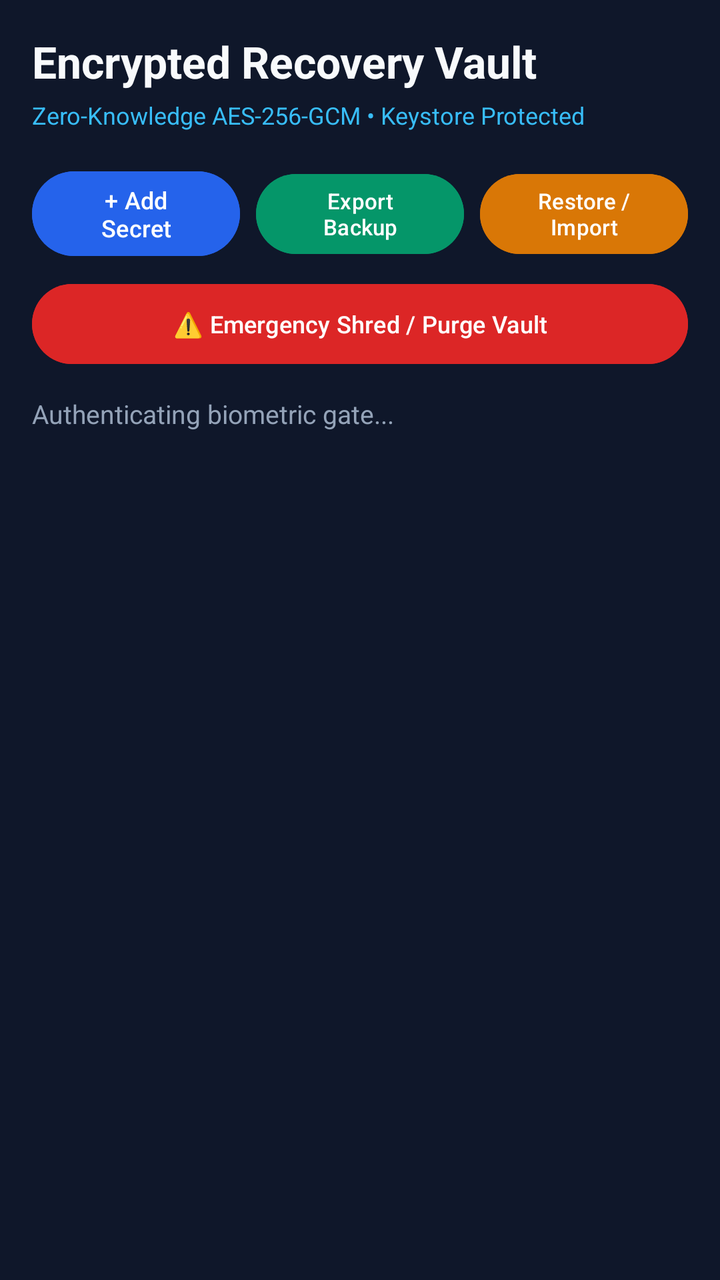
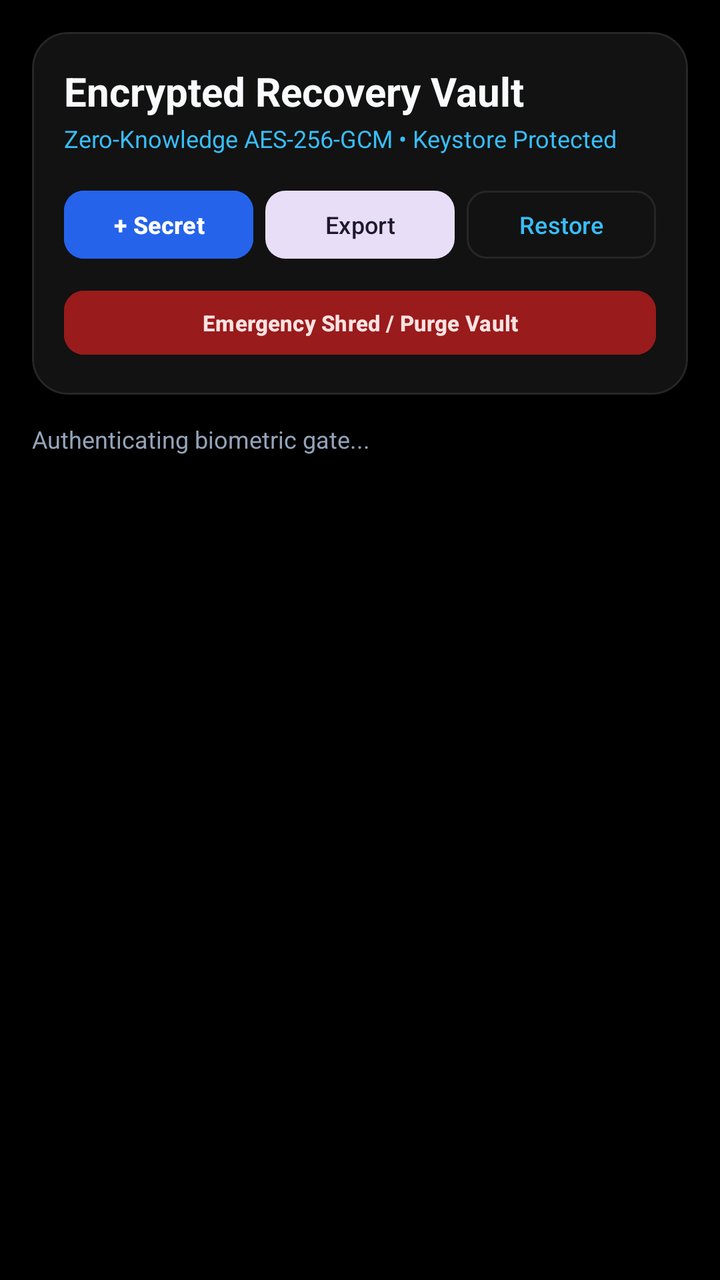

Two renders of the same Android screen: before a commit and after it. Below are the layout's source before the change and the commit's diff.
<!-- AndroidManifest.xml: application theme Theme.Admin -->
<!-- res/layout/activity_vault.xml -->
<?xml version="1.0" encoding="utf-8"?>
<LinearLayout xmlns:android="http://schemas.android.com/apk/res/android"
    android:layout_width="match_parent"
    android:layout_height="match_parent"
    android:orientation="vertical"
    android:background="#0F172A"
    android:padding="16dp">

    
    <TextView
        android:id="@+id/tvVaultTitle"
        android:layout_width="wrap_content"
        android:layout_height="wrap_content"
        android:text="Encrypted Recovery Vault"
        android:textColor="#F8FAFC"
        android:textSize="22sp"
        android:textStyle="bold" />

    <TextView
        android:id="@+id/tvVaultSubtitle"
        android:layout_width="wrap_content"
        android:layout_height="wrap_content"
        android:layout_marginTop="4dp"
        android:text="Zero-Knowledge AES-256-GCM • Keystore Protected"
        android:textColor="#38BDF8"
        android:textSize="12sp" />

    
    <LinearLayout
        android:layout_width="match_parent"
        android:layout_height="wrap_content"
        android:orientation="horizontal"
        android:layout_marginTop="16dp">

        <Button
            android:id="@+id/btnAddSecret"
            android:layout_width="0dp"
            android:layout_height="wrap_content"
            android:layout_weight="1"
            android:text="+ Add Secret"
            android:textSize="12sp"
            android:backgroundTint="#2563EB"
            android:textColor="#FFFFFF" />

        <Space
            android:layout_width="8dp"
            android:layout_height="wrap_content" />

        <Button
            android:id="@+id/btnExportBackup"
            android:layout_width="0dp"
            android:layout_height="wrap_content"
            android:layout_weight="1"
            android:text="Export Backup"
            android:textSize="11sp"
            android:backgroundTint="#059669"
            android:textColor="#FFFFFF" />

        <Space
            android:layout_width="8dp"
            android:layout_height="wrap_content" />

        <Button
            android:id="@+id/btnRestoreVault"
            android:layout_width="0dp"
            android:layout_height="wrap_content"
            android:layout_weight="1"
            android:text="Restore / Import"
            android:textSize="11sp"
            android:backgroundTint="#D97706"
            android:textColor="#FFFFFF" />
    </LinearLayout>

    <Button
        android:id="@+id/btnEmergencyShred"
        android:layout_width="match_parent"
        android:layout_height="wrap_content"
        android:layout_marginTop="6dp"
        android:text="⚠️ Emergency Shred / Purge Vault"
        android:textSize="12sp"
        android:backgroundTint="#DC2626"
        android:textColor="#FFFFFF" />

    
    <TextView
        android:id="@+id/tvVaultStatus"
        android:layout_width="match_parent"
        android:layout_height="wrap_content"
        android:layout_marginTop="12dp"
        android:text="Authenticating biometric gate..."
        android:textColor="#94A3B8"
        android:textSize="13sp" />

    
    <ScrollView
        android:layout_width="match_parent"
        android:layout_height="0dp"
        android:layout_weight="1"
        android:layout_marginTop="12dp">

        <LinearLayout
            android:id="@+id/containerVaultItems"
            android:layout_width="match_parent"
            android:layout_height="wrap_content"
            android:orientation="vertical" />
    </ScrollView>

</LinearLayout>
<!-- resources referenced by this layout -->
<resources>
  <style name="Theme.Admin" parent="Theme.Material3.DayNight.NoActionBar">
          <item name="colorPrimary">#06B6D4</item>
          <item name="colorOnPrimary">#04151F</item>
          <item name="colorPrimaryContainer">#164E63</item>
          <item name="colorOnPrimaryContainer">#CFFAFE</item>
          <item name="colorSecondary">#38BDF8</item>
          <item name="colorOnSecondary">#082F49</item>
          <item name="android:windowBackground">#0B1120</item>
          <item name="colorSurface">#0F172A</item>
          <item name="colorOnSurface">#F8FAFC</item>
          <item name="colorSurfaceVariant">#1E293B</item>
          <item name="colorOnSurfaceVariant">#94A3B8</item>
          <item name="colorOutline">#334155</item>
          <item name="android:statusBarColor">#0B1120</item>
          <item name="android:navigationBarColor">#0B1120</item>
      </style>
</resources>

<!-- the commit's change to res/layout/activity_vault.xml (unified diff, before → after) -->
@@ -1,102 +1,129 @@
 <?xml version="1.0" encoding="utf-8"?>
 <LinearLayout xmlns:android="http://schemas.android.com/apk/res/android"
+    xmlns:app="http://schemas.android.com/apk/res-auto"
     android:layout_width="match_parent"
     android:layout_height="match_parent"
     android:orientation="vertical"
-    android:background="#0F172A"
+    android:background="#000000"
     android:padding="16dp">
 
     
-    <TextView
-        android:id="@+id/tvVaultTitle"
-        android:layout_width="wrap_content"
-        android:layout_height="wrap_content"
-        android:text="Encrypted Recovery Vault"
-        android:textColor="#F8FAFC"
-        android:textSize="22sp"
-        android:textStyle="bold" />
-
-    <TextView
-        android:id="@+id/tvVaultSubtitle"
-        android:layout_width="wrap_content"
-        android:layout_height="wrap_content"
-        android:layout_marginTop="4dp"
-        android:text="Zero-Knowledge AES-256-GCM • Keystore Protected"
-        android:textColor="#38BDF8"
-        android:textSize="12sp" />
-
-    
-    <LinearLayout
+    <com.google.android.material.card.MaterialCardView
         android:layout_width="match_parent"
         android:layout_height="wrap_content"
-        android:orientation="horizontal"
-        android:layout_marginTop="16dp">
+        android:layout_marginBottom="14dp"
+        app:cardCornerRadius="18dp"
+        app:cardElevation="0dp"
+        app:strokeWidth="1dp"
+        app:strokeColor="#262626"
+        app:cardBackgroundColor="#121212">
 
-        <Button
-            android:id="@+id/btnAddSecret"
-            android:layout_width="0dp"
+        <LinearLayout
+            android:layout_width="match_parent"
             android:layout_height="wrap_content"
-            android:layout_weight="1"
-            android:text="+ Add Secret"
-            android:textSize="12sp"
-            android:backgroundTint="#2563EB"
-            android:textColor="#FFFFFF" />
+            android:orientation="vertical"
+            android:padding="16dp">
 
-        <Space
-            android:layout_width="8dp"
-            android:layout_height="wrap_content" />
+            <TextView
+                android:id="@+id/tvVaultTitle"
+                android:layout_width="wrap_content"
+                android:layout_height="wrap_content"
+                android:text="Encrypted Recovery Vault"
+                android:textColor="#F8FAFC"
+                android:textSize="20sp"
+                android:textStyle="bold" />
 
-        <Button
-            android:id="@+id/btnExportBackup"
-            android:layout_width="0dp"
-            android:layout_height="wrap_content"
-            android:layout_weight="1"
-            android:text="Export Backup"
-            android:textSize="11sp"
-            android:backgroundTint="#059669"
-            android:textColor="#FFFFFF" />
+            <TextView
+                android:id="@+id/tvVaultSubtitle"
+                android:layout_width="wrap_content"
+                android:layout_height="wrap_content"
+                android:layout_marginTop="2dp"
+                android:text="Zero-Knowledge AES-256-GCM • Keystore Protected"
+                android:textColor="#38BDF8"
+                android:textSize="12sp" />
 
-        <Space
-            android:layout_width="8dp"
-            android:layout_height="wrap_content" />
+            
+            <LinearLayout
+                android:layout_width="match_parent"
+                android:layout_height="wrap_content"
+                android:orientation="horizontal"
+                android:layout_marginTop="14dp">
 
-        <Button
-            android:id="@+id/btnRestoreVault"
-            android:layout_width="0dp"
-            android:layout_height="wrap_content"
-            android:layout_weight="1"
-            android:text="Restore / Import"
-            android:textSize="11sp"
-            android:backgroundTint="#D97706"
-            android:textColor="#FFFFFF" />
-    </LinearLayout>
+                <Button
+                    android:id="@+id/btnAddSecret"
+                    android:layout_width="0dp"
+                    android:layout_height="42dp"
+                    android:layout_weight="1"
+                    android:text="+ Secret"
+                    android:textSize="12sp"
+                    android:textStyle="bold"
+                    android:backgroundTint="#2563EB"
+                    android:textColor="#FFFFFF"
+                    app:cornerRadius="10dp" />
 
-    <Button
-        android:id="@+id/btnEmergencyShred"
-        android:layout_width="match_parent"
-        android:layout_height="wrap_content"
-        android:layout_marginTop="6dp"
-        android:text="⚠️ Emergency Shred / Purge Vault"
-        android:textSize="12sp"
-        android:backgroundTint="#DC2626"
-        android:textColor="#FFFFFF" />
+                <Space
+                    android:layout_width="6dp"
+                    android:layout_height="wrap_content" />
+
+                <Button
+                    android:id="@+id/btnExportBackup"
+                    style="@style/Widget.Material3.Button.TonalButton"
+                    android:layout_width="0dp"
+                    android:layout_height="42dp"
+                    android:layout_weight="1"
+                    android:text="Export"
+                    android:textSize="12sp"
+                    app:cornerRadius="10dp" />
+
+                <Space
+                    android:layout_width="6dp"
+                    android:layout_height="wrap_content" />
+
+                <Button
+                    android:id="@+id/btnRestoreVault"
+                    style="@style/Widget.Material3.Button.OutlinedButton"
+                    android:layout_width="0dp"
+                    android:layout_height="42dp"
+                    android:layout_weight="1"
+                    android:text="Restore"
+                    android:textSize="12sp"
+                    android:textColor="#38BDF8"
+                    app:strokeColor="#262626"
+                    app:cornerRadius="10dp" />
+            </LinearLayout>
+
+            <Button
+                android:id="@+id/btnEmergencyShred"
+                android:layout_width="match_parent"
+                android:layout_height="40dp"
+                android:layout_marginTop="8dp"
+                android:text="Emergency Shred / Purge Vault"
+                android:textSize="11sp"
+                android:textStyle="bold"
+                android:backgroundTint="#991B1B"
+                android:textColor="#FEE2E2"
+                app:cornerRadius="10dp" />
+
+        </LinearLayout>
+    </com.google.android.material.card.MaterialCardView>
 
     
     <TextView
         android:id="@+id/tvVaultStatus"
         android:layout_width="match_parent"
         android:layout_height="wrap_content"
-        android:layout_marginTop="12dp"
+        android:layout_marginBottom="8dp"
         android:text="Authenticating biometric gate..."
         android:textColor="#94A3B8"
-        android:textSize="13sp" />
+        android:textSize="12sp" />
 
     
     <ScrollView
         android:layout_width="match_parent"
         android:layout_height="0dp"
         android:layout_weight="1"
-        android:layout_marginTop="12dp">
+        android:clipToPadding="false"
+        android:paddingBottom="24dp">
 
         <LinearLayout
             android:id="@+id/containerVaultItems"
